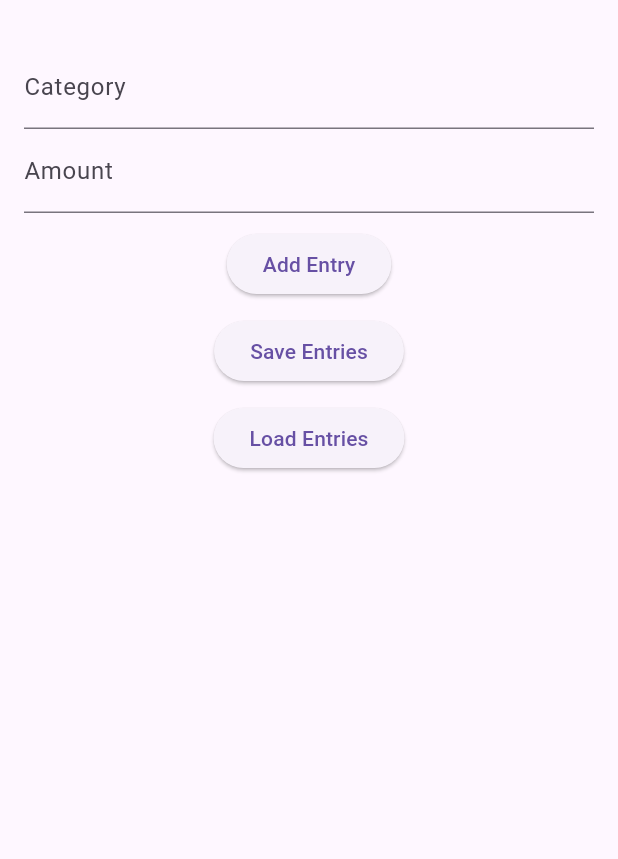
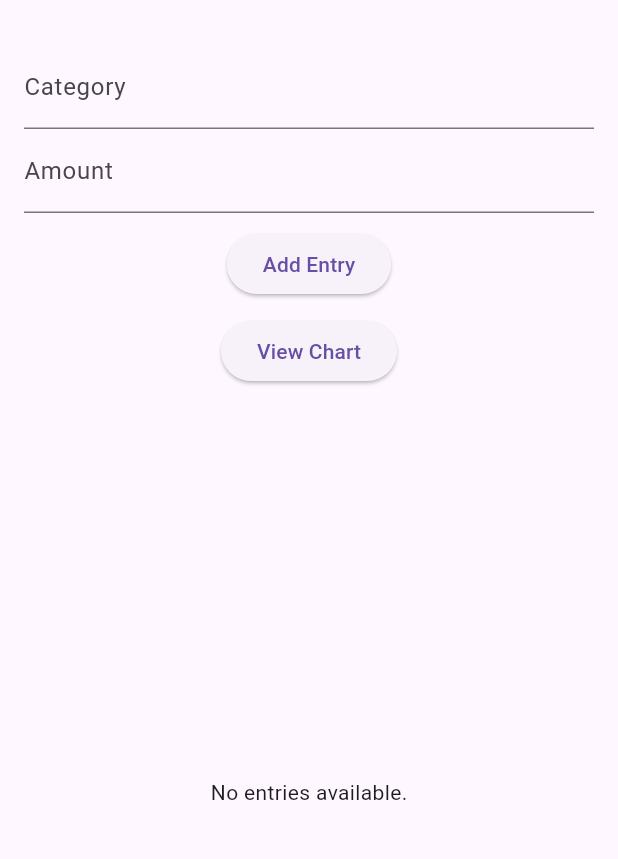
Before and after one commit to baviiii/Budget_tracker, a Flutter app: the screen it shows after launch, after a tap on "Add Entry", on a phone screen of 412 x 824 dp, the part 63-922 px from its top. Run offline on Flutter 3.47's test engine with Material 3 defaults, Android fonts, the phone set to English and light mode, and no system bars; our stand-ins replace fl_chart, shared_preferences.

Commit message:
Chart to visulise data with added

```diff
--- a/lib/screens/home_screen.dart
+++ b/lib/screens/home_screen.dart
@@ -1,6 +1,7 @@
 import 'package:flutter/material.dart';
 import 'package:shared_preferences/shared_preferences.dart';
 import '../models/budget_entry.dart';
+import 'chart_screen.dart'; // Adjust the import based on your file structure
 
 class HomeScreen extends StatefulWidget {
   @override
@@ -36,6 +37,7 @@ class _HomeScreenState extends State<HomeScreen> {
       _entries.add(newEntry);
     });
 
+    _saveEntries();
     _categoryController.clear();
     _amountController.clear();
   }
@@ -94,19 +96,23 @@ class _HomeScreenState extends State<HomeScreen> {
                 ),
                 SizedBox(height: 10),
                 ElevatedButton(
-                  onPressed: _saveEntries,
-                  child: Text('Save Entries'),
-                ),
-                SizedBox(height: 10),
-                ElevatedButton(
-                  onPressed: _loadEntries,
-                  child: Text('Load Entries'),
+                  onPressed: () {
+                    Navigator.push(
+                      context,
+                      MaterialPageRoute(
+                        builder: (context) => ChartScreen(entries: _entries),
+                      ),
+                    );
+                  },
+                  child: Text('View Chart'),
                 ),
               ],
             ),
           ),
           Expanded(
-            child: ListView.builder(
+            child: _entries.isEmpty
+                ? Center(child: Text('No entries available.'))
+                : ListView.builder(
               itemCount: _entries.length,
               itemBuilder: (ctx, index) {
                 final entry = _entries[index];
```
Also changed, not shown: lib/screens/chart_screen.dart (added, +22 -0 lines), lib/widgets/spending_chart.dart (+60 -40 lines).
